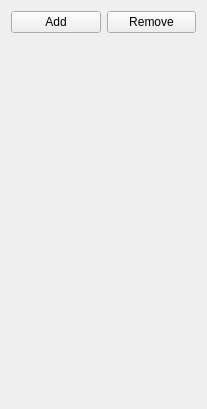
Before: the Qt Designer form gui/MainWindow.ui in amurzeau/damc, drawn with Qt 5.
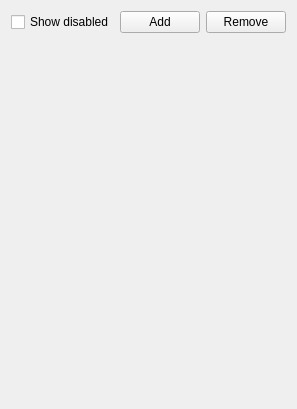
After: the same form once the commit is applied.

Commit message: gui: add button to hide/show disabled endpoints

Diff of the .ui file:
```diff
--- a/gui/MainWindow.ui
+++ b/gui/MainWindow.ui
@@ -14,21 +14,28 @@
    <string>waveOverUDP</string>
   </property>
   <layout class="QGridLayout" name="gridLayout">
-   <item row="0" column="0">
+   <item row="0" column="1">
     <widget class="QPushButton" name="addButton">
      <property name="text">
       <string>Add</string>
      </property>
     </widget>
    </item>
-   <item row="0" column="1">
+   <item row="0" column="2">
     <widget class="QPushButton" name="removeButton">
      <property name="text">
       <string>Remove</string>
      </property>
     </widget>
    </item>
-   <item row="1" column="0" colspan="2">
+   <item row="0" column="0">
+    <widget class="QCheckBox" name="showDisabledCheckBox">
+     <property name="text">
+      <string>Show disabled</string>
+     </property>
+    </widget>
+   </item>
+   <item row="1" column="0" colspan="3">
     <widget class="QWidget" name="outputsWidgets" native="true">
      <layout class="QHBoxLayout" name="horizontalLayout">
       <property name="spacing">
```
The commit also changes 4 other files.
